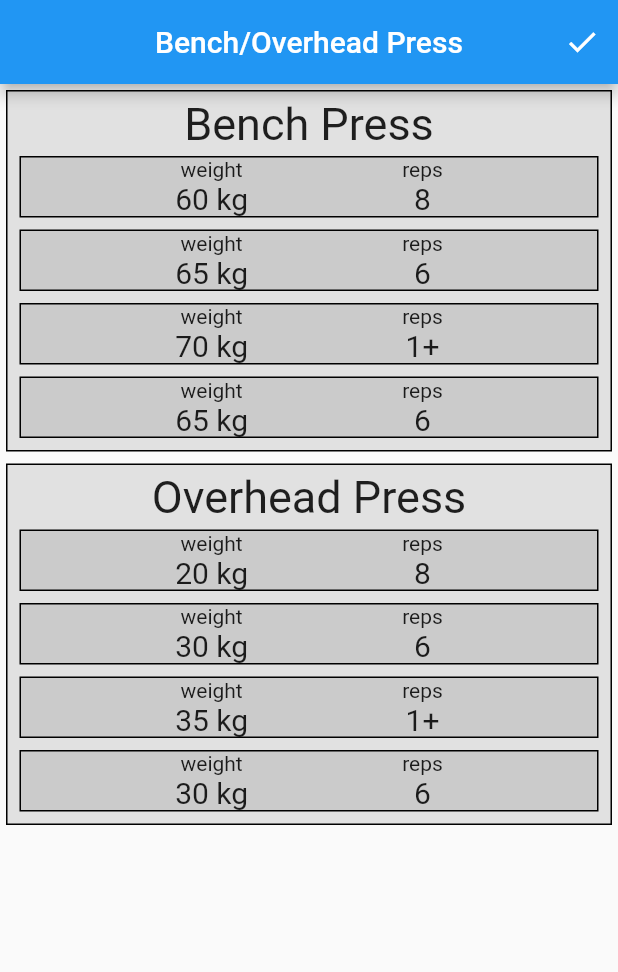
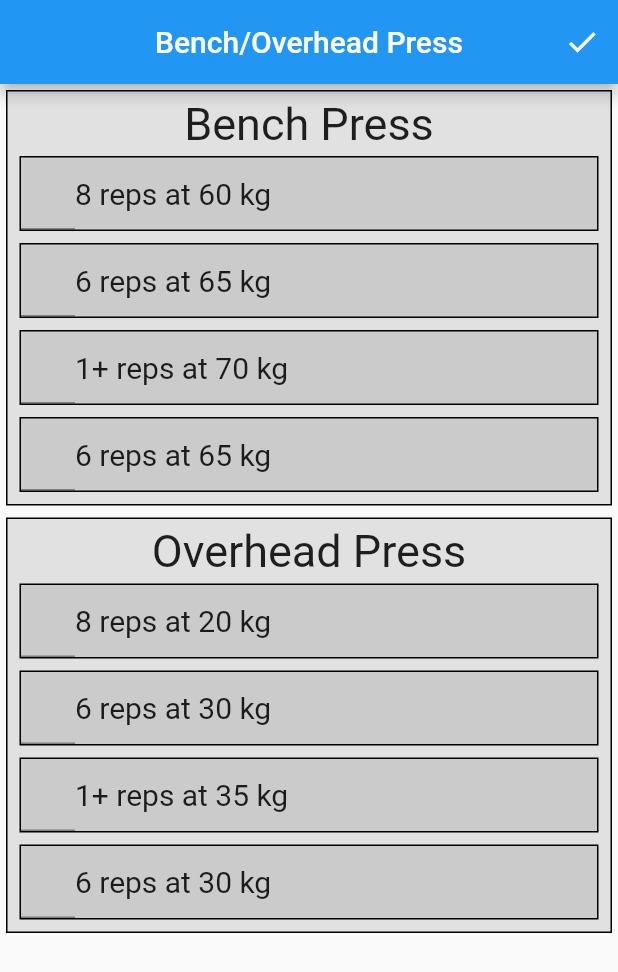
Before and after one commit to ptstory/defiled-nsuns, a Flutter app: the screen it shows after launch, on a phone screen of 412 x 824 dp. Shown: the top 972 px of the screen. Run offline on Flutter 3.47's test engine with Material 2 defaults, Android fonts, the phone set to English and light mode, and no system bars.

Commit message:
Separate set widgets from exercise widget and add rep logging

```diff
--- a/lib/cycle/exercise.dart
+++ b/lib/cycle/exercise.dart
@@ -1,3 +1,4 @@
+import 'package:defiled_nsuns/cycle/exerciseset.dart';
 import 'package:flutter/material.dart';
 
 class Exercise {
@@ -8,29 +9,20 @@ class Exercise {
   final List<ExerciseSet> sets;
 }
 
-class ExerciseSet {
-  const ExerciseSet({this.weight, this.repetitions});
+class ExerciseWidget extends StatefulWidget {
+  ExerciseWidget({this.exercise});
 
-  final int weight;
-  final int repetitions;
+  final Exercise exercise;
 
-  bool isAmrap() => repetitions == 1;
-
-  String repetitionsToString() {
-    var reps = repetitions.toString();
-    if (isAmrap()) {
-      reps = reps + '+';
-    }
-    return reps;
-  }
+  @override
+  State<StatefulWidget> createState() =>
+      _ExerciseWidgetState(exercise: exercise);
 }
 
-// Add field to log actual reps
-class ExerciseWidget extends StatelessWidget {
-  const ExerciseWidget({this.exercise});
+class _ExerciseWidgetState extends State<ExerciseWidget> {
+  _ExerciseWidgetState({this.exercise});
 
   final Exercise exercise;
-  final TextStyle textStyle = const TextStyle(fontSize: 20);
   final EdgeInsets insets = const EdgeInsets.all(4);
 
   @override
@@ -45,29 +37,9 @@ class ExerciseWidget extends StatelessWidget {
                   mainAxisAlignment: MainAxisAlignment.spaceEvenly,
                   children: <Widget>[
                     Text(exercise.name, style: TextStyle(fontSize: 30)),
-                    ...exercise.sets.map((set) => Padding(
-                        padding: insets,
-                        child: Container(
-                            decoration: BoxDecoration(
-                                color: Color.fromRGBO(0, 0, 0, 0.1),
-                                    border: Border.all()),
-                            child: Row(
-                                mainAxisAlignment:
-                                    MainAxisAlignment.spaceEvenly,
-                                children: <Widget>[
-                                  Column(children: <Widget>[
-                                    Text('weight'),
-                                    Text('${set.weight} kg', style: textStyle)
-                                  ]),
-                                  Column(
-                                    children: <Widget>[
-                                      Text('reps'),
-                                      Text(set.repetitionsToString(),
-                                          style: textStyle)
-                                    ],
-                                  )
-                                ]))))
-                  ]))));
+                        ...exercise.sets.map((set) =>
+                            ExerciseSetWidget(set: set))
+                      ]))));
 }
 
 enum TargetMuscle { chest, shoulders, back, legs, abs }
--- /dev/null
+++ b/lib/cycle/exerciseset.dart
@@ -0,0 +1,126 @@
+import 'package:flutter/material.dart';
+
+class ExerciseSet {
+  ExerciseSet({this.weight, this.repetitions});
+
+  final int weight;
+  final int repetitions;
+  int completedRepetitions = -1;
+
+  void markComplete(int repetitions) {
+    completedRepetitions = repetitions;
+  }
+
+  void reset() {
+    completedRepetitions = -1;
+  }
+
+  bool isComplete() => completedRepetitions >= 0;
+
+  bool isAmrap() => repetitions == 1;
+
+  String repetitionsToString() {
+    var reps = repetitions.toString();
+    if (isAmrap()) {
+      reps = reps + '+';
+    }
+    return reps;
+  }
+}
+
+class ExerciseSetWidget extends StatefulWidget {
+  const ExerciseSetWidget({this.set});
+
+  final ExerciseSet set;
+
+  @override
+  State<StatefulWidget> createState() => _ExerciseSetWidgetState(set: set);
+}
+
+class _ExerciseSetWidgetState extends State<ExerciseSetWidget> {
+  _ExerciseSetWidgetState({this.set});
+
+  final ExerciseSet set;
+
+  final TextStyle textStyle = const TextStyle(fontSize: 20);
+  final EdgeInsets insets = const EdgeInsets.all(4);
+
+  TextEditingController _textEditingController;
+  FocusNode _focusNode;
+  String _text;
+
+  @override
+  void initState() {
+    super.initState();
+    _textEditingController = TextEditingController();
+    _focusNode = FocusNode();
+    _text = set.repetitionsToString();
+  }
+
+  @override
+  void dispose() {
+    _textEditingController.dispose();
+    _focusNode.dispose();
+    super.dispose();
+  }
+
+  @override
+  Widget build(BuildContext context) => Padding(
+      padding: insets,
+      child: InkWell(
+          onTap: () {
+            setState(() {
+              if (set.isComplete()) {
+                set.reset();
+                _textEditingController.text = '';
+                _text = set.repetitionsToString();
+              } else {
+                set.markComplete(set.repetitions);
+                _textEditingController.text = set.repetitions.toString();
+                _text = '/' + set.repetitionsToString();
+              }
+            });
+          },
+          child: Container(
+              decoration: BoxDecoration(
+                  color: set.isComplete()
+                      ? (set.completedRepetitions >= set.repetitions
+                          ? Color.fromRGBO(0, 255, 0, 0.1)
+                          : Color.fromRGBO(255, 0, 0, 0.1))
+                      : Color.fromRGBO(0, 0, 0, 0.1),
+                  border: Border.all()),
+              child: Row(
+                  mainAxisAlignment: MainAxisAlignment.start,
+                  children: <Widget>[
+                    SizedBox(
+                        width: 36,
+                        child: TextField(
+                            keyboardType: TextInputType.number,
+                            controller: _textEditingController,
+                            focusNode: _focusNode,
+                            onChanged: (text) {
+                              setState(() {
+                                final int parsed = int.tryParse(text);
+                                if (parsed != null) {
+                                  set.markComplete(parsed);
+                                  _text = '/' + set.repetitionsToString();
+                                } else {
+                                  set.reset();
+                                  _text = set.repetitionsToString();
+                                }
+                              });
+                            },
+                            style: textStyle,
+                            textAlign: TextAlign.right)),
+                    InkWell(
+                        onTap: () {
+                          setState(() {
+                            _focusNode.requestFocus();
+                          });
+                        },
+                        child: Text(_text,
+                            style: textStyle, textAlign: TextAlign.left)),
+                    Text(' reps at ${set.weight} kg',
+                        style: textStyle, textAlign: TextAlign.center)
+                  ]))));
+}
```
